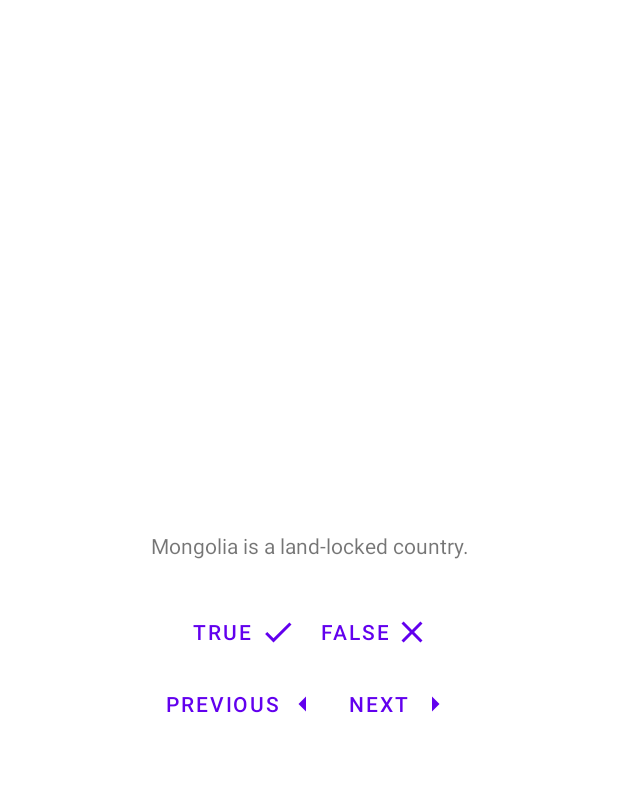
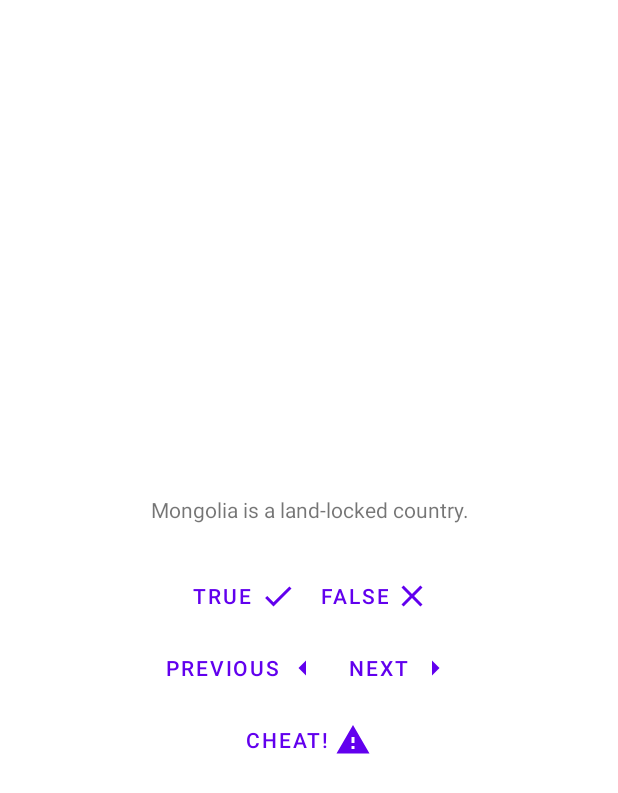
Before and after one commit to JRSiwiecki/GeoQuiz, an Android app: the layout activity_main.xml on its own in the app's theme, with its tools: preview values and no code run, on a phone screen of 412 x 824 dp. Shown: the top 793 px of the screen. Run offline under Robolectric (Android 15) with nearby library versions, the phone set to English and light mode, and no system bars.

Commit message:
Merge Chapter 7 Work (#6)
* Create initial cheat activity layout, kt, and strings

* Add cheat icon, add button to cheat in main activity, allow switching to cheat activity

* Add show answer button functionality to display question answer

* Fully allow user to cheat on questions, tell them cheating is wrong!

* Count question as wrong when user cheats

```diff
--- a/app/src/main/AndroidManifest.xml
+++ b/app/src/main/AndroidManifest.xml
@@ -9,7 +9,11 @@
         android:roundIcon="@mipmap/ic_launcher_round"
         android:supportsRtl="true"
         android:theme="@style/Theme.GeoQuiz">
-        <activity android:name=".MainActivity"
+        <activity
+            android:name=".CheatActivity"
+            android:exported="false" />
+        <activity
+            android:name=".MainActivity"
             android:exported="true">
             <intent-filter>
                 <action android:name="android.intent.action.MAIN" />
--- /dev/null
+++ b/app/src/main/res/drawable/cheat_icon.xml
@@ -0,0 +1,5 @@
+<vector android:height="24dp" android:tint="#000000"
+    android:viewportHeight="24" android:viewportWidth="24"
+    android:width="24dp" xmlns:android="http://schemas.android.com/apk/res/android">
+    <path android:fillColor="@android:color/white" android:pathData="M1,21h22L12,2 1,21zM13,18h-2v-2h2v2zM13,14h-2v-4h2v4z"/>
+</vector>
--- a/app/src/main/res/layout/activity_main.xml
+++ b/app/src/main/res/layout/activity_main.xml
@@ -67,5 +67,14 @@
 
 	</LinearLayout>
 
+	<Button
+		android:id="@+id/cheat_button"
+		android:layout_width="wrap_content"
+		android:layout_height="wrap_content"
+		android:text="@string/cheat_button"
+		app:icon="@drawable/cheat_icon"
+		app:iconGravity="end"
+		style="?android:attr/buttonBarButtonStyle"/>
+
 
 </LinearLayout>
--- a/app/src/main/res/values/strings.xml
+++ b/app/src/main/res/values/strings.xml
@@ -7,6 +7,11 @@
     <string name="next_button">Next</string>
     <string name="previous_button">Previous</string>
 
+    <string name="warning_text">Are you sure you want to cheat?</string>
+    <string name="show_answer_button">Show Answer</string>
+    <string name="cheat_button">Cheat!</string>
+    <string name="judgement_toast">Cheating is wrong.</string>
+
     <string name="question_mongolia">Mongolia is a land-locked country.</string>
     <string name="question_bermuda_triangle">The Bermuda Triangle is in the Pacific Ocean.</string>
     <string name="question_mount_rushmore">Mount Rushmore is located in South Dakota.</string>
```
Also changed, not shown: app/src/main/java/com/bignerdranch/android/geoquiz/CheatActivity.kt (added, +49 -0 lines), app/src/main/java/com/bignerdranch/android/geoquiz/MainActivity.kt (+32 -7 lines), app/src/main/java/com/bignerdranch/android/geoquiz/QuizViewModel.kt (+8 -1 lines), app/src/main/res/layout/activity_cheat.xml (added, +29 -0 lines).
